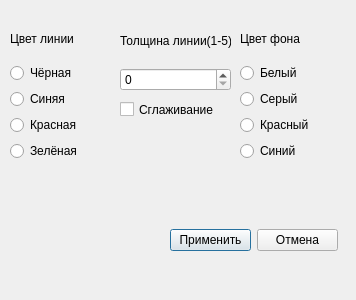
Old version of the form myClient/viewsetting.ui in the repository ngorodnyansky/signal_analyzing.
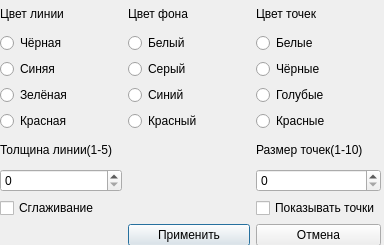
New version of the form.

Commit message: Добавлена возможность изменения внешнего вида точек

Patch:
```diff
--- a/myClient/viewsetting.ui
+++ b/myClient/viewsetting.ui
@@ -6,8 +6,8 @@
    <rect>
     <x>0</x>
     <y>0</y>
-    <width>356</width>
-    <height>300</height>
+    <width>384</width>
+    <height>245</height>
    </rect>
   </property>
   <property name="windowTitle">
@@ -16,158 +16,168 @@
   <widget class="QWidget" name="gridLayoutWidget">
    <property name="geometry">
     <rect>
-     <x>170</x>
-     <y>200</y>
-     <width>168</width>
-     <height>80</height>
+     <x>0</x>
+     <y>0</y>
+     <width>381</width>
+     <height>246</height>
     </rect>
    </property>
-   <layout class="QGridLayout" name="gridLayout">
-    <item row="0" column="0">
-     <widget class="QPushButton" name="apply">
+   <layout class="QGridLayout" name="gridLayout_2">
+    <item row="0" column="2">
+     <widget class="QLabel" name="label_4">
       <property name="text">
-       <string>Применить</string>
+       <string>Цвет точек</string>
       </property>
      </widget>
     </item>
-    <item row="0" column="1">
-     <widget class="QPushButton" name="cancel">
-      <property name="text">
-       <string>Отмена</string>
-      </property>
-     </widget>
-    </item>
-   </layout>
-  </widget>
-  <widget class="QWidget" name="verticalLayoutWidget">
-   <property name="geometry">
-    <rect>
-     <x>10</x>
-     <y>20</y>
-     <width>101</width>
-     <height>141</height>
-    </rect>
-   </property>
-   <layout class="QVBoxLayout" name="verticalLayout">
-    <item>
-     <widget class="QLabel" name="label">
-      <property name="text">
-       <string>Цвет линии</string>
-      </property>
-     </widget>
-    </item>
-    <item>
+    <item row="1" column="0">
      <widget class="QRadioButton" name="dark_radioButton">
       <property name="text">
        <string>Чёрная</string>
       </property>
      </widget>
     </item>
-    <item>
-     <widget class="QRadioButton" name="blue_radioButton">
+    <item row="1" column="2">
+     <widget class="QRadioButton" name="whitePoints_radioButton">
       <property name="text">
-       <string>Синяя</string>
+       <string>Белые</string>
       </property>
      </widget>
     </item>
-    <item>
+    <item row="3" column="1">
+     <widget class="QRadioButton" name="blueBackgroundRadioButton">
+      <property name="text">
+       <string>Синий</string>
+      </property>
+     </widget>
+    </item>
+    <item row="2" column="1">
+     <widget class="QRadioButton" name="greyBackgroundRadioButton">
+      <property name="text">
+       <string>Серый</string>
+      </property>
+     </widget>
+    </item>
+    <item row="4" column="0">
      <widget class="QRadioButton" name="red_radioButton">
       <property name="text">
        <string>Красная</string>
       </property>
      </widget>
     </item>
-    <item>
+    <item row="2" column="2">
+     <widget class="QRadioButton" name="darkPoints_radioButton">
+      <property name="text">
+       <string>Чёрные</string>
+      </property>
+     </widget>
+    </item>
+    <item row="3" column="0">
      <widget class="QRadioButton" name="green_radioButton">
       <property name="text">
        <string>Зелёная</string>
       </property>
      </widget>
     </item>
-   </layout>
-  </widget>
-  <widget class="QWidget" name="verticalLayoutWidget_2">
-   <property name="geometry">
-    <rect>
-     <x>120</x>
-     <y>20</y>
-     <width>111</width>
-     <height>71</height>
-    </rect>
-   </property>
-   <layout class="QVBoxLayout" name="verticalLayout_2">
-    <item>
-     <widget class="QLabel" name="label_2">
+    <item row="4" column="2">
+     <widget class="QRadioButton" name="redPoints_radioButton">
       <property name="text">
-       <string>Толщина линии(1-5)</string>
+       <string>Красные</string>
       </property>
      </widget>
     </item>
-    <item>
-     <widget class="QSpinBox" name="size_spinBox"/>
-    </item>
-   </layout>
-  </widget>
-  <widget class="QWidget" name="verticalLayoutWidget_3">
-   <property name="geometry">
-    <rect>
-     <x>240</x>
-     <y>20</y>
-     <width>86</width>
-     <height>141</height>
-    </rect>
-   </property>
-   <layout class="QVBoxLayout" name="verticalLayout_3">
-    <item>
-     <widget class="QLabel" name="label_3">
+    <item row="0" column="0">
+     <widget class="QLabel" name="label">
       <property name="text">
-       <string>Цвет фона</string>
+       <string>Цвет линии</string>
       </property>
      </widget>
     </item>
-    <item>
-     <widget class="QRadioButton" name="whiteBackgroundRadioButton">
+    <item row="2" column="0">
+     <widget class="QRadioButton" name="blue_radioButton">
       <property name="text">
-       <string>Белый</string>
+       <string>Синяя</string>
       </property>
      </widget>
     </item>
-    <item>
-     <widget class="QRadioButton" name="greyBackgroundRadioButton">
-      <property name="text">
-       <string>Серый</string>
-      </property>
-     </widget>
-    </item>
-    <item>
+    <item row="4" column="1">
      <widget class="QRadioButton" name="redBackgroundRadioButton">
       <property name="text">
        <string>Красный</string>
       </property>
      </widget>
     </item>
-    <item>
-     <widget class="QRadioButton" name="blueBackgroundRadioButton">
+    <item row="1" column="1">
+     <widget class="QRadioButton" name="whiteBackgroundRadioButton">
       <property name="text">
-       <string>Синий</string>
+       <string>Белый</string>
+      </property>
+     </widget>
+    </item>
+    <item row="3" column="2">
+     <widget class="QRadioButton" name="bluePoints_radioButton">
+      <property name="text">
+       <string>Голубые</string>
+      </property>
+     </widget>
+    </item>
+    <item row="0" column="1">
+     <widget class="QLabel" name="label_3">
+      <property name="text">
+       <string>Цвет фона</string>
+      </property>
+     </widget>
+    </item>
+    <item row="9" column="1">
+     <widget class="QPushButton" name="apply">
+      <property name="text">
+       <string>Применить</string>
+      </property>
+     </widget>
+    </item>
+    <item row="8" column="0">
+     <widget class="QCheckBox" name="antialiasing_acheckBox">
+      <property name="text">
+       <string>Сглаживание</string>
+      </property>
+     </widget>
+    </item>
+    <item row="7" column="0">
+     <widget class="QSpinBox" name="size_spinBox"/>
+    </item>
+    <item row="6" column="0">
+     <widget class="QLabel" name="label_2">
+      <property name="text">
+       <string>Толщина линии(1-5)</string>
+      </property>
+     </widget>
+    </item>
+    <item row="8" column="2">
+     <widget class="QCheckBox" name="viewPoints_checkBox">
+      <property name="text">
+       <string>Показывать точки</string>
+      </property>
+     </widget>
+    </item>
+    <item row="7" column="2">
+     <widget class="QSpinBox" name="pointsSize_spinBox"/>
+    </item>
+    <item row="6" column="2">
+     <widget class="QLabel" name="label_5">
+      <property name="text">
+       <string>Размер точек(1-10)</string>
+      </property>
+     </widget>
+    </item>
+    <item row="9" column="2">
+     <widget class="QPushButton" name="cancel">
+      <property name="text">
+       <string>Отмена</string>
       </property>
      </widget>
     </item>
    </layout>
   </widget>
-  <widget class="QCheckBox" name="antialiasing_acheckBox">
-   <property name="geometry">
-    <rect>
-     <x>120</x>
-     <y>100</y>
-     <width>109</width>
-     <height>19</height>
-    </rect>
-   </property>
-   <property name="text">
-    <string>Сглаживание</string>
-   </property>
-  </widget>
  </widget>
  <resources/>
  <connections/>
```
Left out of the diff: 2 changed lines with no effect on the pictures. The commit also changes 3 other files.
